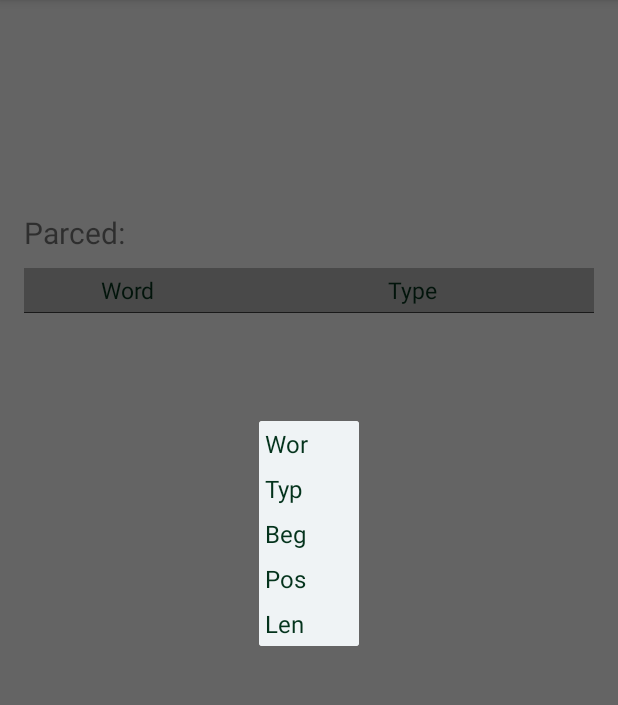
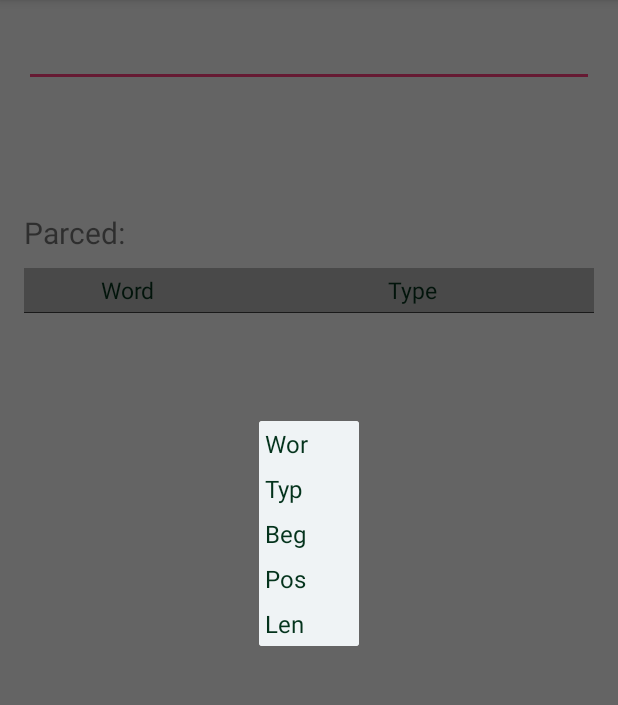
Before and after one commit to sailsdima/Database, an Android app: the CheckActivity screen opened directly, with no data from a screen before it, after a tap on "Word", on a phone screen of 412 x 824 dp, the part 84-789 px from its top. Run offline under Robolectric (Android 15) with nearby library versions, the phone set to English and light mode, and no system bars; 5 statements that could not run were skipped.

Commit message:
nothing changed. Just commit of last version of project. Before creating a new branch

```diff
--- a/app/src/main/AndroidManifest.xml
+++ b/app/src/main/AndroidManifest.xml
@@ -17,7 +17,8 @@
         </activity>
         <activity android:name=".FieldsActivity" />
         <activity android:name=".CustomQueryActivity" />
-        <activity android:name=".CheckActivity"></activity>
+        <activity android:name=".CheckActivity"
+            android:windowSoftInputMode="stateHidden"></activity>
     </application>
 
 </manifest>
--- a/app/src/main/java/com/example/sails/database/CheckActivity.java
+++ b/app/src/main/java/com/example/sails/database/CheckActivity.java
@@ -5,8 +5,11 @@ import android.graphics.Color;
 import android.print.PrintAttributes;
 import android.support.v7.app.AppCompatActivity;
 import android.os.Bundle;
+import android.text.Editable;
+import android.text.TextWatcher;
 import android.util.Log;
 import android.view.Gravity;
+import android.view.KeyEvent;
 import android.view.LayoutInflater;
 import android.view.View;
 import android.view.ViewGroup;
@@ -31,7 +34,8 @@ public class CheckActivity extends AppCompatActivity {
     private String arrSymbolsQuotes[];
     private String strInsteadSpace = "#32";
     private final static String LOG_TAG = "dbLogs";
-
+    private SimpleAdapter adapter;
+    private boolean adapterWasSet = false;
 
 
 
@@ -42,14 +46,33 @@ public class CheckActivity extends AppCompatActivity {
 
 
 
-        TextView editTextQuery = (TextView) findViewById(R.id.textViewCheckActivityQuery);
+        final EditText editTextQuery = (EditText) findViewById(R.id.textViewCheckActivityQuery);
         listView = (ListView) findViewById(R.id.listViewCheckActivity);
 
         initMyTokens();
 
         String query = getIntent().getStringExtra("query");
         editTextQuery.setText(query);
-        parseQuery(query);
+
+        parseQuery(editTextQuery.getText().toString());
+
+        editTextQuery.setOnKeyListener(new View.OnKeyListener() {
+            @Override
+            public boolean onKey(View view, int i, KeyEvent keyEvent) {
+
+                if(keyEvent.getAction() == KeyEvent.ACTION_DOWN){
+                    if(i == KeyEvent.KEYCODE_ENTER){
+                        Log.d(LOG_TAG,"SPACE CLICKED");
+
+                        parseQuery(editTextQuery.getText().toString());
+
+                        return true;
+                    }
+
+                }
+                return false;
+            }
+        });
     }
 
 
@@ -118,45 +141,12 @@ public class CheckActivity extends AppCompatActivity {
             }
         }
 
-        SimpleAdapter adapter = new SimpleAdapter(this, arrayData, R.layout.two_text_views,
-                new String[]{"word", "type"},
-                new int[]{R.id.text1, R.id.text2});
-
-        LayoutInflater layoutInflater = getLayoutInflater();
-        View headerView = layoutInflater.inflate(R.layout.two_text_views_header, null, false);
-        TextView textView1 = (TextView) headerView.findViewById(R.id.text1);
-        textView1.setText("Word");
-        TextView textView2 = (TextView) headerView.findViewById(R.id.text2);
-        textView2.setText("Type");
-
-        listView.addHeaderView(headerView);
-        listView.setAdapter(adapter);
+        if(!adapterWasSet)
+            createDialog(arrayData);
+        else
+            adapter.notifyDataSetChanged();
 
 
-        listView.setOnItemClickListener(new AdapterView.OnItemClickListener() {
-            @Override
-            public void onItemClick(AdapterView<?> adapterView, View view, int i, long l) {
-                HashMap <String,String> hashMap = (HashMap <String,String>)listView.getItemAtPosition(i);
-
-                String word = hashMap.get("word");
-                String type = hashMap.get("type");
-                String beginsFrom = hashMap.get("begins");
-                String position = hashMap.get("position");
-                String length = hashMap.get("length");
-
-                Dialog dialog = new Dialog(CheckActivity.this);
-                dialog.setContentView(R.layout.dialog_info_layout);
-                dialog.setTitle("Word analysis");
-
-                ((TextView) dialog.findViewById(R.id.textViewDialogWord)).setText(word);
-                ((TextView) dialog.findViewById(R.id.textViewDialogType)).setText(type);
-                ((TextView) dialog.findViewById(R.id.textViewDialogBegins)).setText(beginsFrom);
-                ((TextView) dialog.findViewById(R.id.textViewDialogPosition)).setText(position);
-                ((TextView) dialog.findViewById(R.id.textViewDialogLength)).setText(length);
-
-                dialog.show();
-            }
-        });
 
     }
 
@@ -218,8 +208,49 @@ public class CheckActivity extends AppCompatActivity {
         return arrayLexemes;
     }
 
-    private void createDialog(){
+    private void createDialog(ArrayList<HashMap<String,String>> arrayData){
+        adapterWasSet = true;
 
+        adapter = new SimpleAdapter(this, arrayData, R.layout.two_text_views,
+                new String[]{"word", "type"},
+                new int[]{R.id.text1, R.id.text2});
+
+        LayoutInflater layoutInflater = getLayoutInflater();
+        View headerView = layoutInflater.inflate(R.layout.two_text_views_header, null, false);
+        TextView textView1 = (TextView) headerView.findViewById(R.id.text1);
+        textView1.setText("Word");
+        TextView textView2 = (TextView) headerView.findViewById(R.id.text2);
+        textView2.setText("Type");
+
+        if(listView.getHeaderViewsCount() < 1)
+            listView.addHeaderView(headerView);
+        listView.setAdapter(adapter);
+
+
+        listView.setOnItemClickListener(new AdapterView.OnItemClickListener() {
+            @Override
+            public void onItemClick(AdapterView<?> adapterView, View view, int i, long l) {
+                HashMap <String,String> hashMap = (HashMap <String,String>)listView.getItemAtPosition(i);
+
+                String word = hashMap.get("word");
+                String type = hashMap.get("type");
+                String beginsFrom = hashMap.get("begins");
+                String position = hashMap.get("position");
+                String length = hashMap.get("length");
+
+                Dialog dialog = new Dialog(CheckActivity.this);
+                dialog.setContentView(R.layout.dialog_info_layout);
+                dialog.setTitle("Word analysis");
+
+                ((TextView) dialog.findViewById(R.id.textViewDialogWord)).setText(word);
+                ((TextView) dialog.findViewById(R.id.textViewDialogType)).setText(type);
+                ((TextView) dialog.findViewById(R.id.textViewDialogBegins)).setText(beginsFrom);
+                ((TextView) dialog.findViewById(R.id.textViewDialogPosition)).setText(position);
+                ((TextView) dialog.findViewById(R.id.textViewDialogLength)).setText(length);
+
+                dialog.show();
+            }
+        });
     }
 
     public boolean masContains(String [] mas, char value){
--- a/app/src/main/res/layout/activity_check.xml
+++ b/app/src/main/res/layout/activity_check.xml
@@ -16,11 +16,12 @@
         android:layout_height="match_parent"
         android:layout_weight="4">
 
-        <TextView
+        <EditText
             android:layout_width="match_parent"
             android:layout_height="wrap_content"
             android:id="@+id/textViewCheckActivityQuery"
             style="@style/textViewStyleQuery"
+            android:imeOptions="actionSearch"
             android:text="Query"/>
 
     </ScrollView>
```
